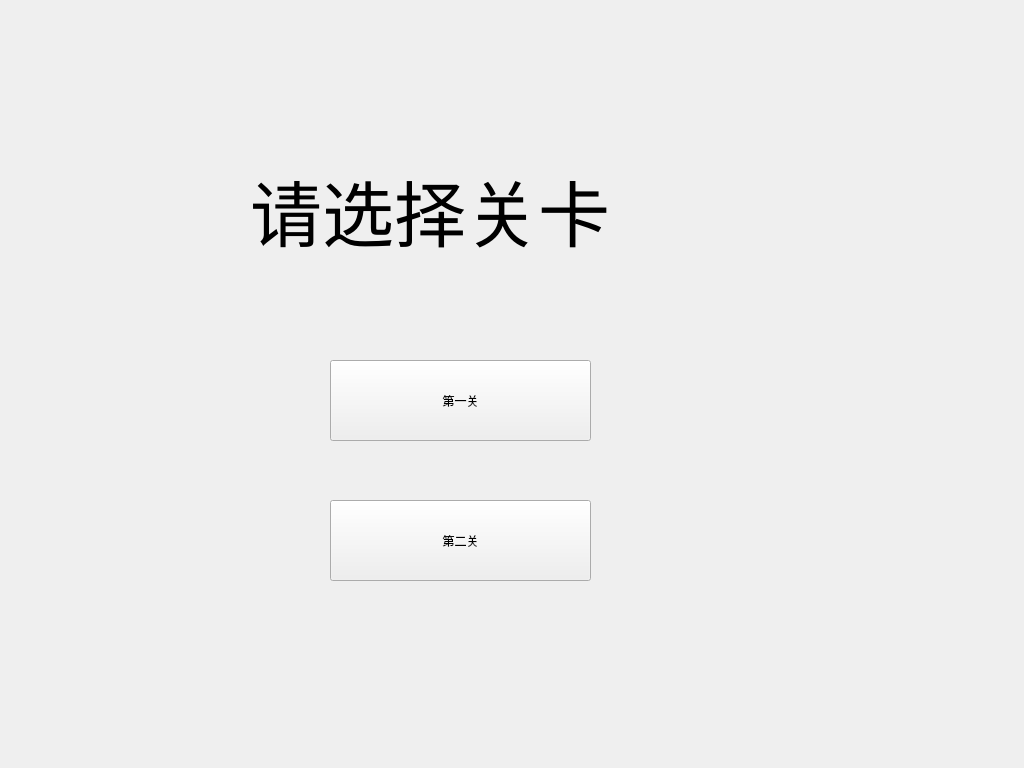
Old version of the form levelselection.ui in the repository adfwer233/AStrangeGame.
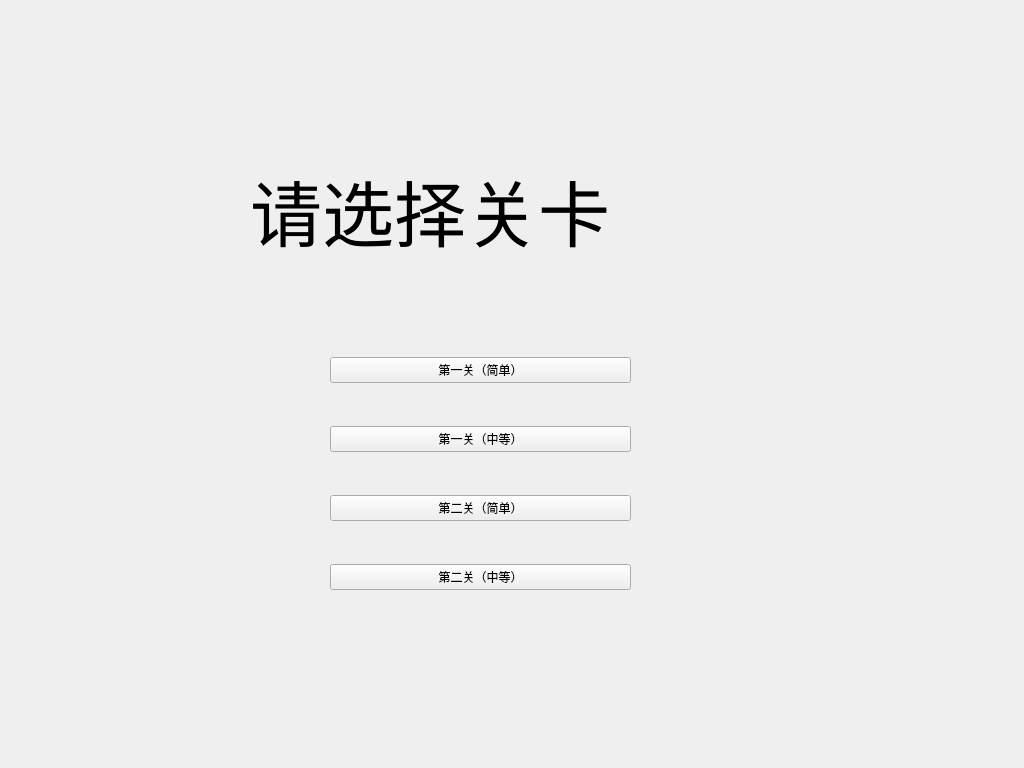
New version of the form.

What changed in the file:
```diff
--- a/levelselection.ui
+++ b/levelselection.ui
@@ -13,32 +13,6 @@
   <property name="windowTitle">
    <string>Form</string>
   </property>
-  <widget class="QPushButton" name="levelOneButton">
-   <property name="geometry">
-    <rect>
-     <x>330</x>
-     <y>360</y>
-     <width>261</width>
-     <height>81</height>
-    </rect>
-   </property>
-   <property name="text">
-    <string>第一关</string>
-   </property>
-  </widget>
-  <widget class="QPushButton" name="levelTwoButton">
-   <property name="geometry">
-    <rect>
-     <x>330</x>
-     <y>500</y>
-     <width>261</width>
-     <height>81</height>
-    </rect>
-   </property>
-   <property name="text">
-    <string>第二关</string>
-   </property>
-  </widget>
   <widget class="QLabel" name="label">
    <property name="geometry">
     <rect>
@@ -58,6 +32,46 @@
     <string>请选择关卡</string>
    </property>
   </widget>
+  <widget class="QWidget" name="">
+   <property name="geometry">
+    <rect>
+     <x>330</x>
+     <y>320</y>
+     <width>301</width>
+     <height>311</height>
+    </rect>
+   </property>
+   <layout class="QVBoxLayout" name="verticalLayout">
+    <item>
+     <widget class="QPushButton" name="levelOneButton">
+      <property name="text">
+       <string>第一关（简单）</string>
+      </property>
+     </widget>
+    </item>
+    <item>
+     <widget class="QPushButton" name="levelOneButton_ad">
+      <property name="text">
+       <string>第一关（中等）</string>
+      </property>
+     </widget>
+    </item>
+    <item>
+     <widget class="QPushButton" name="levelTwoButton">
+      <property name="text">
+       <string>第二关（简单）</string>
+      </property>
+     </widget>
+    </item>
+    <item>
+     <widget class="QPushButton" name="levelTwoButton_ad">
+      <property name="text">
+       <string>第二关（中等）</string>
+      </property>
+     </widget>
+    </item>
+   </layout>
+  </widget>
  </widget>
  <resources/>
  <connections/>
```
